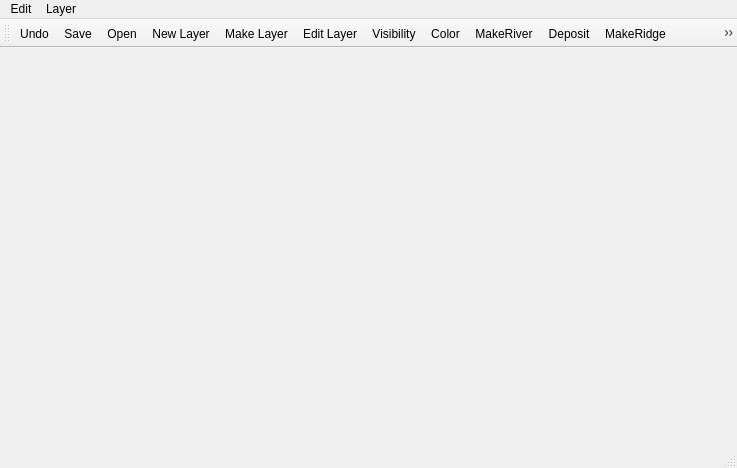
The window that app/gui/mainwindow.ui (mortalisk/geoSketch) describes before a commit, drawn with Qt 5.
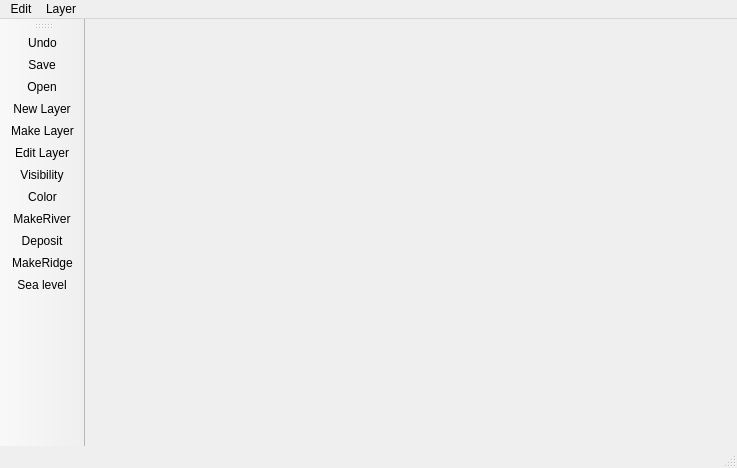
The same window after the commit. Icons and pictures are not drawn.

Commit message: trinagle fail

```diff
--- a/app/gui/mainwindow.ui
+++ b/app/gui/mainwindow.ui
@@ -24,7 +24,7 @@
     <string>toolBar</string>
    </property>
    <attribute name="toolBarArea">
-    <enum>TopToolBarArea</enum>
+    <enum>LeftToolBarArea</enum>
    </attribute>
    <attribute name="toolBarBreak">
     <bool>false</bool>
```
The commit also changes 2 other files.
